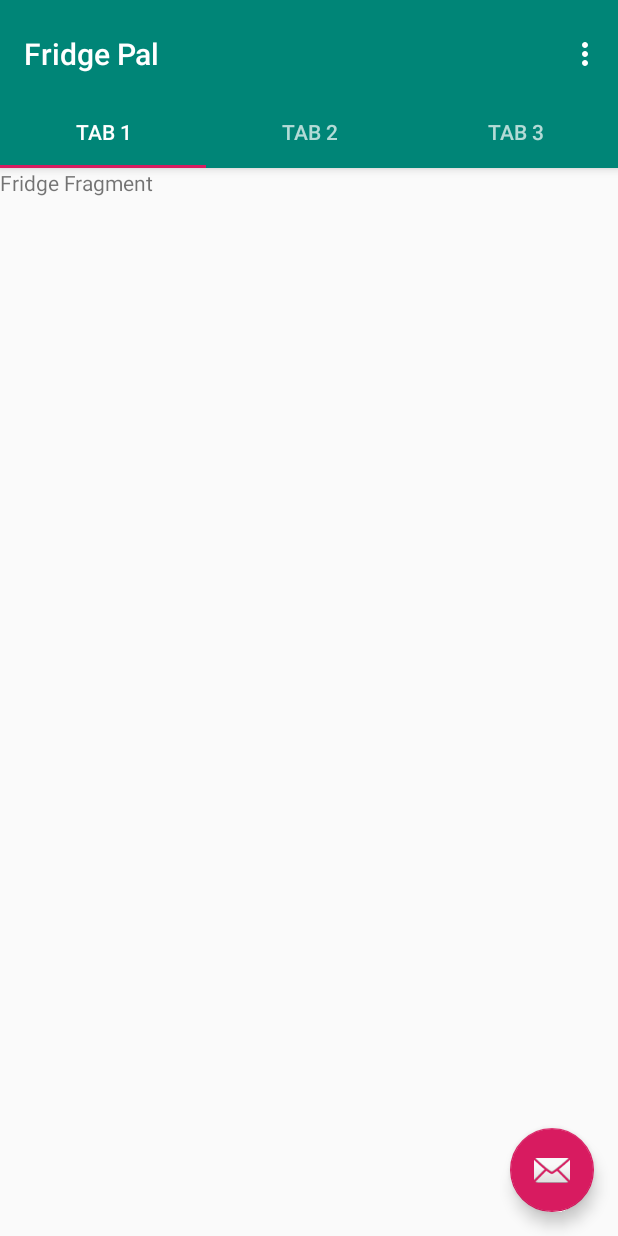
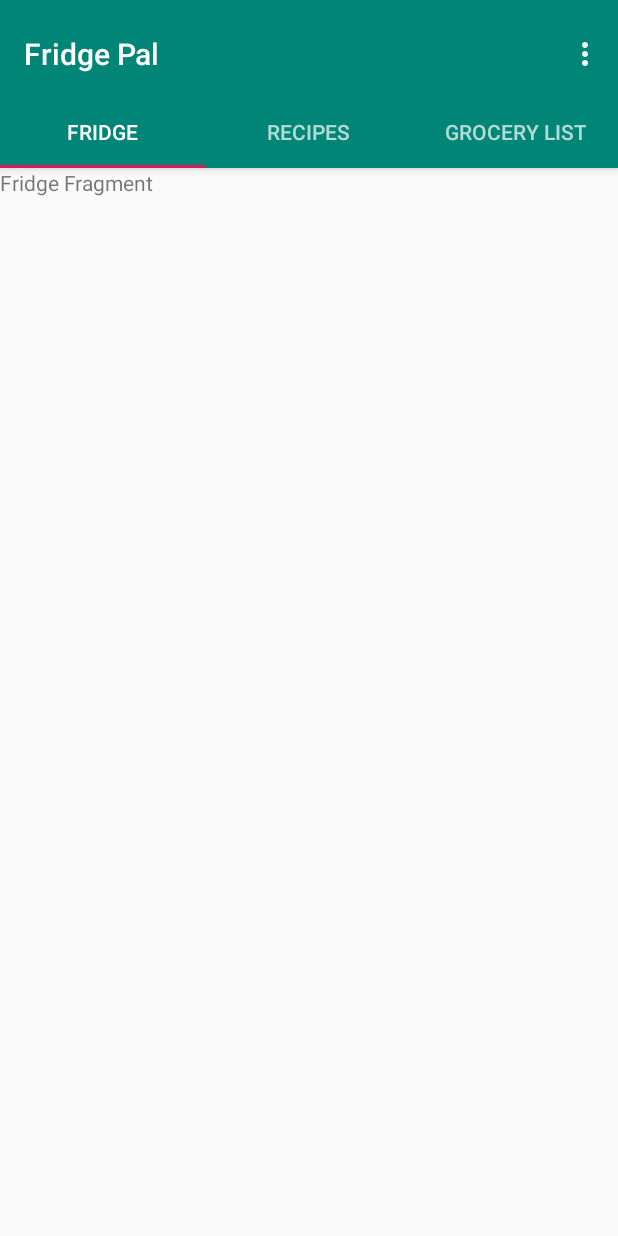
Before and after one commit to amailk/fridge-pal-android, an Android app: the MainActivity screen opened directly, with no data from a screen before it, on a phone screen of 412 x 824 dp. Run offline under Robolectric (Android 15) with nearby library versions, the phone set to English and light mode, and no system bars.

Commit message:
Delete unnecessary things, Rename tabs

```diff
--- a/app/src/main/res/layout/activity_main.xml
+++ b/app/src/main/res/layout/activity_main.xml
@@ -25,7 +25,7 @@
             app:popupTheme="@style/AppTheme.PopupOverlay"
             app:title="@string/app_name">
 
-        </android.support.v7.widget.Toolbar>
+        </android.support.v7.widget.Toolbar>f
 
         <android.support.design.widget.TabLayout
             android:id="@+id/tabs"
@@ -58,13 +58,4 @@
         android:layout_width="match_parent"
         android:layout_height="match_parent"
         app:layout_behavior="@string/appbar_scrolling_view_behavior" />
-
-    <android.support.design.widget.FloatingActionButton
-        android:id="@+id/fab"
-        android:layout_width="wrap_content"
-        android:layout_height="wrap_content"
-        android:layout_gravity="end|bottom"
-        android:layout_margin="@dimen/fab_margin"
-        app:srcCompat="@android:drawable/ic_dialog_email" />
-
 </android.support.design.widget.CoordinatorLayout>
--- a/app/src/main/res/values/strings.xml
+++ b/app/src/main/res/values/strings.xml
@@ -2,9 +2,9 @@
     <string name="app_name">Fridge Pal</string>
     <string name="login">Login</string>
     <string name="title_activity_main">MainActivity</string>
-    <string name="tab_text_1">Tab 1</string>
-    <string name="tab_text_2">Tab 2</string>
-    <string name="tab_text_3">Tab 3</string>
+    <string name="tab_text_1">Fridge</string>
+    <string name="tab_text_2">Recipes</string>
+    <string name="tab_text_3">Grocery List</string>
     <string name="action_settings">Settings</string>
     <string name="section_format">Hello World from section: %1$d</string>
 </resources>
```
Also changed, not shown: app/src/main/java/cp317/wlu/ca/fridgepal/MainActivity.java (+0 -45 lines).
